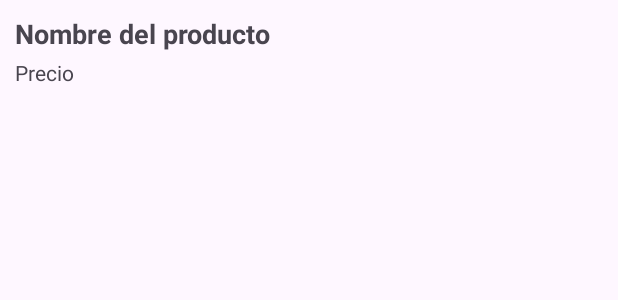
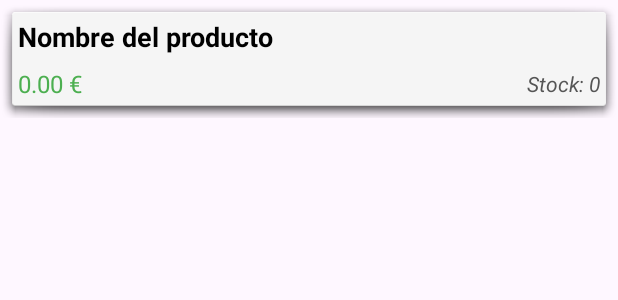
Before and after one commit to angelsimoonn/application_stock, an Android app: the layout item_producto.xml on its own in the app's theme, with its tools: preview values and no code run, on a phone screen of 412 x 824 dp. Shown: the top 300 px of the screen. Run offline under Robolectric (Android 15) with nearby library versions, the phone set to English and light mode, and no system bars; network calls fail.

```diff
--- a/app/build.gradle
+++ b/app/build.gradle
@@ -26,6 +26,9 @@ android {
         sourceCompatibility JavaVersion.VERSION_1_8
         targetCompatibility JavaVersion.VERSION_1_8
     }
+    buildFeatures {
+        viewBinding true
+    }
 }
 
 dependencies {
@@ -45,4 +48,5 @@ dependencies {
 
     implementation 'androidx.recyclerview:recyclerview:1.3.2'
     implementation 'androidx.cardview:cardview:1.0.0'
+    implementation 'androidx.security:security-crypto:1.1.0-alpha06'
 }
--- a/app/src/main/java/com/example/application_stock/api/ApiService.java
+++ b/app/src/main/java/com/example/application_stock/api/ApiService.java
@@ -37,13 +37,13 @@ public interface ApiService {
     Call<List<Categoria>> getCategorias();
 
     @POST("categoria")
-    Call<Producto> crearCategoria(@Body Producto p);
+    Call<Categoria> crearCategoria(@Body Categoria c); // Antes devolvía Call<Producto> y recibía Producto
 
     @GET("categoria/{id}")
-    Call<Producto> getCategoria(@Path("id") Long id);
+    Call<Categoria> getCategoria(@Path("id") Long id); // Antes devolvía Call<Producto>
 
     @PUT("categoria/{id}")
-    Call<Producto> actualizarCategoria(@Path("id") Long id, @Body Producto p);
+    Call<Categoria> actualizarCategoria(@Path("id") Long id, @Body Categoria c); // Antes Call<Producto>
 
     @DELETE("categoria/{id}")
     Call<Void> eliminarCategoria(@Path("id") Long id);
--- a/app/src/main/res/layout/item_producto.xml
+++ b/app/src/main/res/layout/item_producto.xml
@@ -2,9 +2,10 @@
 <androidx.constraintlayout.widget.ConstraintLayout
     xmlns:android="http://schemas.android.com/apk/res/android"
     xmlns:app="http://schemas.android.com/apk/res-auto"
-    android:padding="10dp"
     android:layout_width="match_parent"
-    android:layout_height="wrap_content">
+    android:layout_height="wrap_content"
+    android:padding="12dp"
+    android:background="@android:drawable/dialog_holo_light_frame">
 
     <TextView
         android:id="@+id/txtNombreItem"
@@ -13,17 +14,32 @@
         android:text="Nombre del producto"
         android:textStyle="bold"
         android:textSize="18sp"
+        android:textColor="#000000"
         app:layout_constraintTop_toTopOf="parent"
         app:layout_constraintStart_toStartOf="parent"
         app:layout_constraintEnd_toEndOf="parent"/>
 
     <TextView
         android:id="@+id/txtPrecioItem"
-        android:layout_width="0dp"
+        android:layout_width="wrap_content"
         android:layout_height="wrap_content"
-        android:text="Precio"
-        android:layout_marginTop="4dp"
+        android:text="0.00 €"
+        android:textSize="16sp"
+        android:layout_marginTop="8dp"
+        android:textColor="#4CAF50"
         app:layout_constraintTop_toBottomOf="@id/txtNombreItem"
         app:layout_constraintStart_toStartOf="parent"/>
 
+    <TextView
+        android:id="@+id/txtStockItem"
+        android:layout_width="wrap_content"
+        android:layout_height="wrap_content"
+        android:text="Stock: 0"
+        android:textSize="14sp"
+        android:textStyle="italic"
+        android:textColor="#555555"
+        app:layout_constraintBottom_toBottomOf="@id/txtPrecioItem"
+        app:layout_constraintEnd_toEndOf="parent"
+        app:layout_constraintTop_toTopOf="@id/txtPrecioItem" />
+
 </androidx.constraintlayout.widget.ConstraintLayout>
```
Also changed, not shown: app/src/main/java/com/example/application_stock/adapter/ProductosAdapter.java (+47 -19 lines), app/src/main/java/com/example/application_stock/model/Producto.java (+19 -0 lines), app/src/main/java/com/example/application_stock/storage/TokenManager.java (+29 -2 lines), app/src/main/java/com/example/application_stock/ui/LoginActivity.java (+57 -15 lines), app/src/main/java/com/example/application_stock/ui/ProductoDetalleActivity.java (+7 -4 lines), app/src/main/java/com/example/application_stock/ui/ProductosActivity.java (+15 -1 lines).
